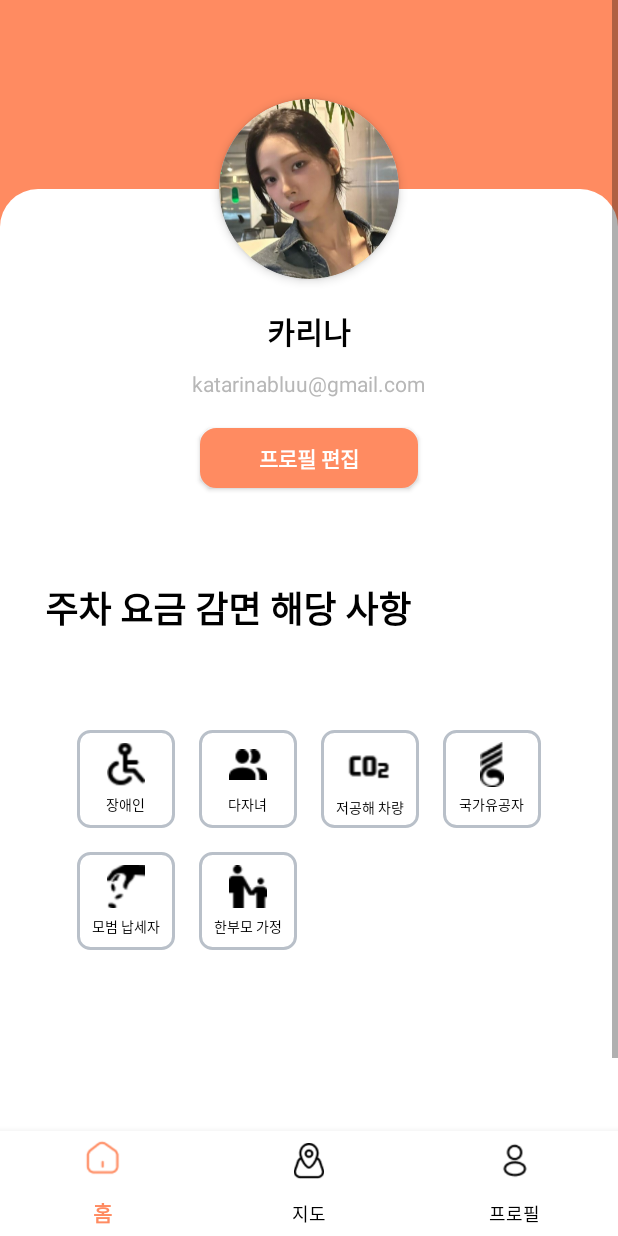
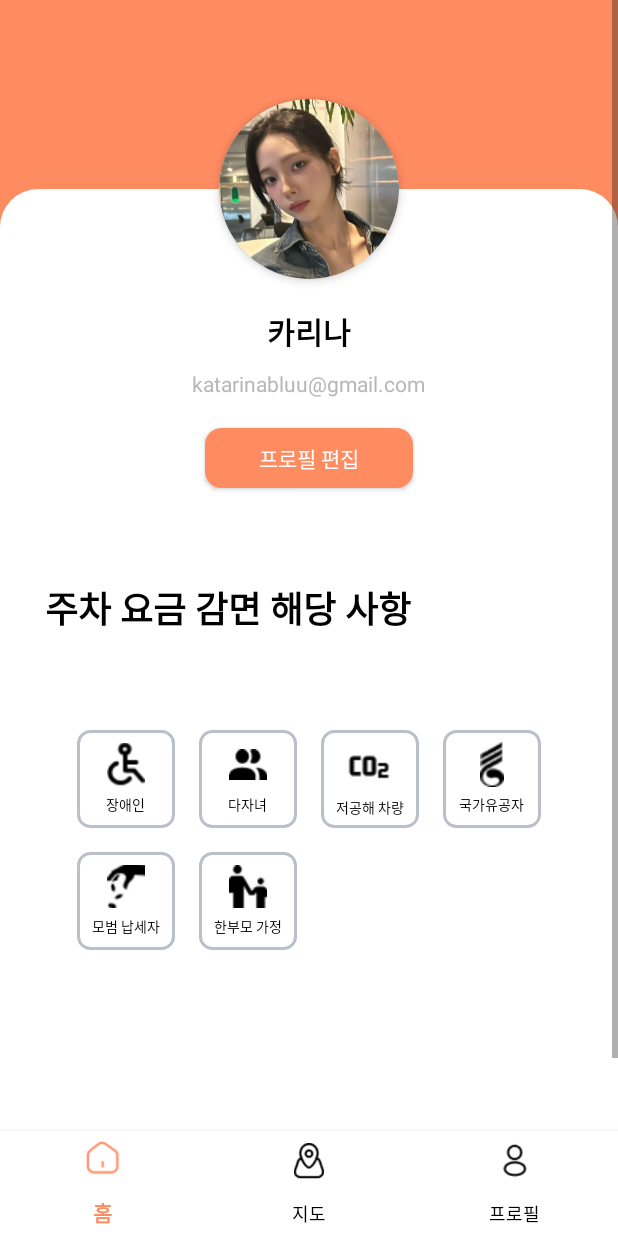
Before and after one commit to kyunghs/TmapProject, an Android app: the fragment UserFragment placed in its activity, on a phone screen of 412 x 824 dp. Run offline under Robolectric (Android 15) with nearby library versions, the phone set to English and light mode, and no system bars; libraries missing offline, so code that uses them is left out: com.tmapmobility.tmap; pictures from the network do not load; 1 statement that could not run was skipped.

Commit message:
24.12.10 - 경혁수 : bold 제거 및 width 수정

```diff
--- a/app/src/main/res/layout/fragment_map.xml
+++ b/app/src/main/res/layout/fragment_map.xml
@@ -108,8 +108,7 @@
                 android:background="#FF8B61"
                 android:text="안심주행 시작"
                 android:textColor="#ffffff"
-                android:textSize="16sp"
-                android:textStyle="bold" />
+                android:textSize="16sp"/>
         </FrameLayout>
 
         <!-- 버튼 -->
--- a/app/src/main/res/layout/fragment_user.xml
+++ b/app/src/main/res/layout/fragment_user.xml
@@ -43,7 +43,7 @@
 
                 <Button
                     android:id="@+id/edit_profile_button"
-                    android:layout_width="145dp"
+                    android:layout_width="wrap_content"
                     android:layout_height="40dp"
                     android:layout_marginTop="20dp"
                     android:layout_gravity="center"
@@ -51,7 +51,6 @@
                     android:background="@drawable/profile_edit_button"
                     android:paddingHorizontal="36dp"
                     android:text="프로필 편집"
-                    android:textStyle="bold"
                     android:textColor="#FFFFFF" />
 
 
--- a/app/src/main/res/layout/index.xml
+++ b/app/src/main/res/layout/index.xml
@@ -33,8 +33,7 @@
         android:gravity="center"
         android:text="@string/login_button_text"
         android:textColor="#FF7F50"
-        android:textSize="18sp"
-        android:textStyle="bold" />
+        android:textSize="18sp"/>
 
     <!-- 회원가입 버튼 -->
     <Button
@@ -46,8 +45,7 @@
         android:gravity="center"
         android:text="@string/signup_button_text"
         android:textColor="@android:color/white"
-        android:textSize="18sp"
-        android:textStyle="bold" />
+        android:textSize="18sp"/>
 
     <Space
         android:layout_width="match_parent"
```
Also changed, not shown: app/src/main/res/layout/activity_register.xml (+3 -5 lines).
